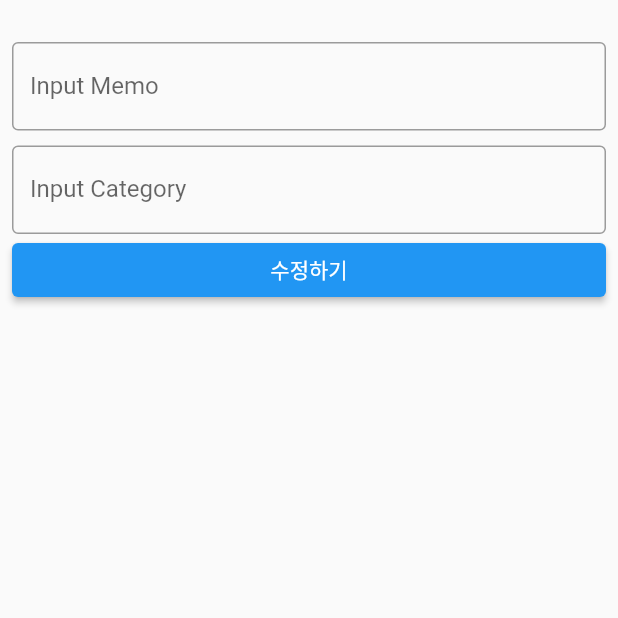
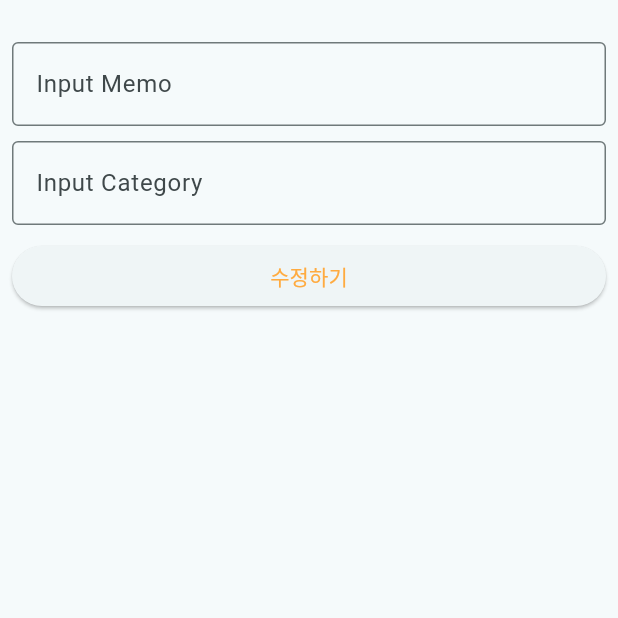
Before and after one commit to ironwhale1014/flutter_drift_memo, a Flutter app: the UpdatePage screen opened directly with empty values, on a phone screen of 412 x 824 dp, the top half of it. Run offline on Flutter 3.47's test engine with Material 2 defaults, Android fonts, the phone set to English and light mode, and no system bars; our stand-ins replace drift, go_router, logger; accounts and stored records are empty; generated files the repository leaves out were written again.

```diff
--- a/lib/pages/base_page.dart
+++ b/lib/pages/base_page.dart
@@ -49,6 +49,7 @@ class BasePage extends StatelessWidget {
                       border:
                       OutlineInputBorder(borderSide: BorderSide(width: 1))),
                 ),
+                const SizedBox(height: 10),
                 ElevatedButton(
                     onPressed: () {
                       saveMemo();
--- a/lib/pages/update_page.dart
+++ b/lib/pages/update_page.dart
@@ -49,6 +49,7 @@ class UpdatePage extends StatelessWidget {
                       border:
                           OutlineInputBorder(borderSide: BorderSide(width: 1))),
                 ),
+                const SizedBox(height: 10),
                 ElevatedButton(
                     onPressed: () {
                       if (_formKey.currentState!.validate()) {
```
Also changed, not shown: lib/drift/drift_helper.dart (+7 -10 lines), lib/main.dart (+7 -2 lines).
